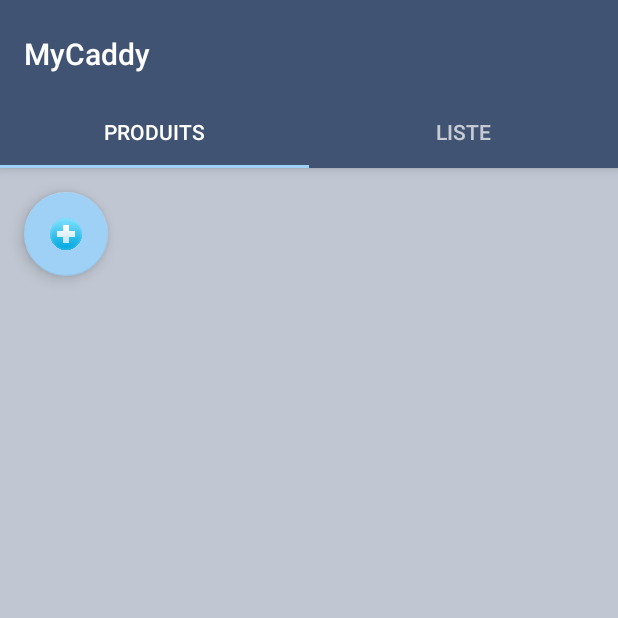
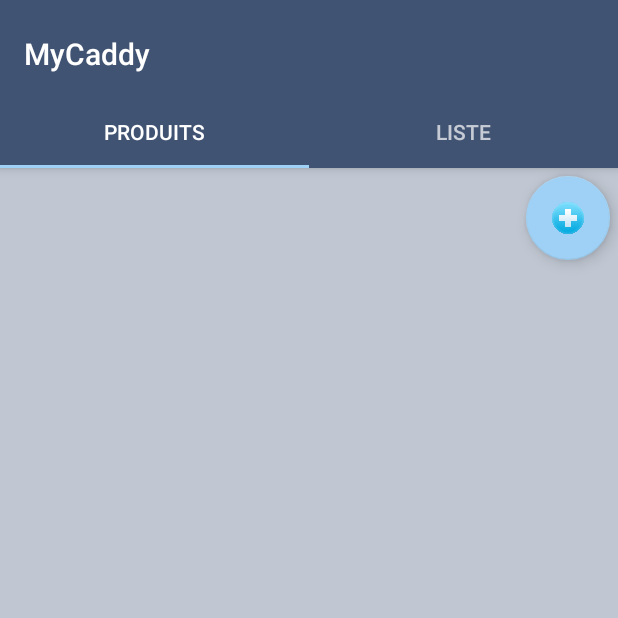
Before and after one commit to Sn1py/Caddymero, an Android app: the screen it shows after launch (MainActivity), on a phone screen of 412 x 824 dp, the top half of it. Run offline under Robolectric (Android 15) with nearby library versions, the phone set to English and light mode, and no system bars.

Commit message:
Changement positionnement bouton ajouter produit
Suppression des borders des listviews

```diff
--- a/app/src/main/res/layout/fragment_liste.xml
+++ b/app/src/main/res/layout/fragment_liste.xml
@@ -25,6 +25,8 @@
         android:layout_alignParentTop="true"
         android:layout_alignParentLeft="true"
         android:layout_alignParentStart="true"
-        android:layout_marginTop="49dp" />
+        android:layout_marginTop="49dp"
+        android:divider="@null"
+        android:dividerHeight="0dp" />
 
 </RelativeLayout>
--- a/app/src/main/res/layout/fragment_produits.xml
+++ b/app/src/main/res/layout/fragment_produits.xml
@@ -4,22 +4,24 @@
     android:layout_height="match_parent"
     xmlns:app="http://schemas.android.com/apk/res-auto"
     tools:context="layout.Produits"
-    android:theme="@style/TabTheme">
+    android:theme="@style/TabTheme" >
 
     <ListView
         android:layout_width="match_parent"
-        android:layout_height="match_parent"
+        android:layout_height="wrap_content"
         android:id="@+id/listView_ajouter_produit"
-        android:layout_alignParentLeft="true"
-        android:layout_alignParentStart="true"
-        android:layout_alignParentBottom="true"
-        android:layout_below="@+id/ajouter_produit" />
+        android:divider="@null"
+        android:dividerHeight="0dp" />
+
 
     <android.support.design.widget.FloatingActionButton
         android:id="@+id/ajouter_produit"
-        android:layout_width="wrap_content"
-        android:layout_height="wrap_content"
-        android:layout_margin="@dimen/fab_margin"
-        android:src="@drawable/add" />
+        android:layout_width="57dp"
+        android:layout_height="95dp"
+        android:src="@drawable/add"
+        android:layout_alignParentRight="true"
+        android:layout_marginTop="5dp"
+        android:layout_marginRight="5dp"/>
+
 
 </RelativeLayout>
```
